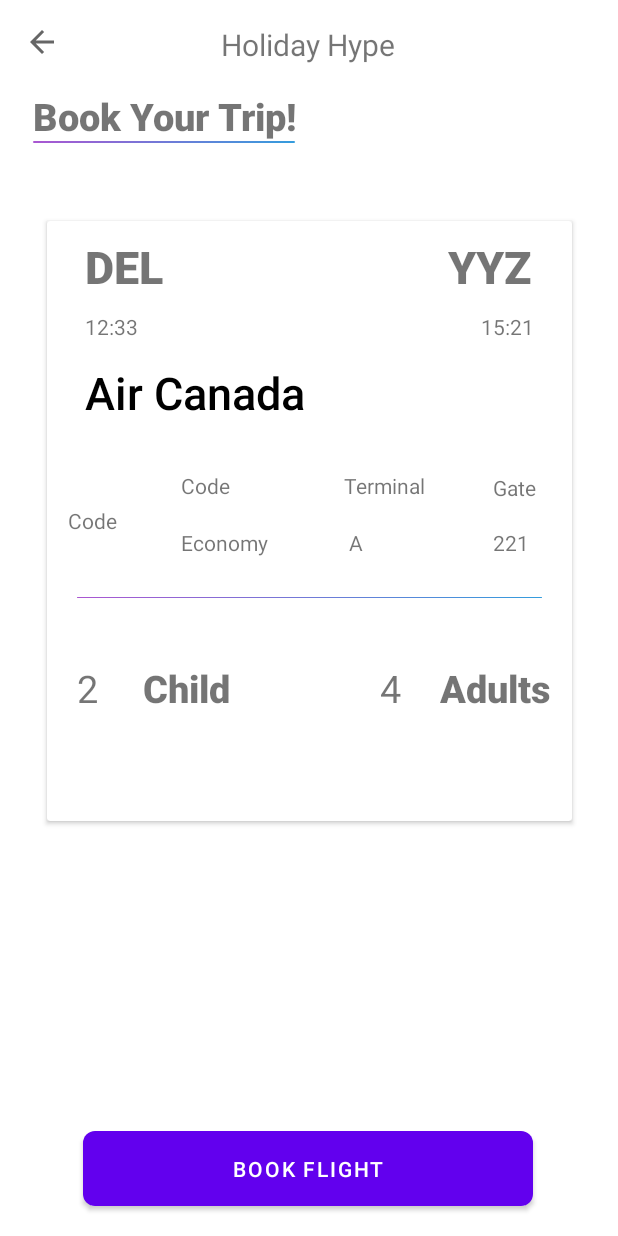
After one commit to kamalpreetsinghh/HolidayHype, an Android app: the BookingActivity screen opened directly, with no data from a screen before it, on a phone screen of 412 x 824 dp. The commit adds this screen. Run offline under Robolectric (Android 15) with nearby library versions, the phone set to English and light mode, and no system bars.

Commit message:
HolidayHypeApp

```diff
--- /dev/null
+++ b/app/src/main/java/com/example/holidayhipe/BookingActivity.java
@@ -0,0 +1,42 @@
+package com.example.holidayhipe;
+
+import androidx.appcompat.app.AppCompatActivity;
+
+import android.os.Bundle;
+import android.view.View;
+import android.view.Window;
+import android.view.WindowManager;
+
+import com.example.holidayhipe.databinding.ActivityBookingBinding;
+import com.example.holidayhipe.databinding.ActivityDetailsBinding;
+
+public class BookingActivity extends AppCompatActivity implements View.OnClickListener {
+
+    private ActivityBookingBinding binding;
+    private static final String TAG = "MainActivity";
+
+    @Override
+    protected void onCreate(Bundle savedInstanceState) {
+        super.onCreate(savedInstanceState);
+        requestWindowFeature(Window.FEATURE_NO_TITLE);
+        this.getWindow().setFlags(WindowManager.LayoutParams.FLAG_FULLSCREEN, WindowManager.LayoutParams.FLAG_FULLSCREEN);
+        getSupportActionBar().hide();
+//        setContentView(R.layout.activity_booking);
+
+        this.binding = ActivityBookingBinding.inflate(getLayoutInflater());
+        setContentView(this.binding.getRoot());
+
+        binding.imageView4.setOnClickListener(this::onClick);
+    }
+
+    @Override
+    public void onClick(View v) {
+        if (v != null) {
+            switch (v.getId()) {
+                case R.id.imageView4: {
+                    finish();
+                }
+            }
+        }
+    }
+}
--- a/app/src/main/java/com/example/holidayhipe/DetailsActivity.java
+++ b/app/src/main/java/com/example/holidayhipe/DetailsActivity.java
@@ -31,6 +31,7 @@ public class DetailsActivity extends AppCompatActivity implements View.OnClickLi
         setContentView(this.binding.getRoot());
 
         binding.imageView4.setOnClickListener(this::onClick);
+        binding.button.setOnClickListener(this::onClick);
 
         Intent currentIntent = this.getIntent();
 
@@ -55,6 +56,9 @@ public class DetailsActivity extends AppCompatActivity implements View.OnClickLi
                 case R.id.imageView4: {
                     finish();
                 }
+                case R.id.button: {
+                    startActivity(new Intent(getApplicationContext(),BookingActivity.class));
+                }
             }
         }
     }
--- a/app/src/main/java/com/example/holidayhipe/DetailsActivity2.java
+++ b/app/src/main/java/com/example/holidayhipe/DetailsActivity2.java
@@ -30,6 +30,7 @@ public class DetailsActivity2 extends AppCompatActivity implements View.OnClickL
         setContentView(this.binding.getRoot());
 
         binding.imageView4.setOnClickListener(this::onClick);
+        binding.button.setOnClickListener(this::onClick);
 
         Intent currentIntent = this.getIntent();
 
@@ -56,6 +57,9 @@ public class DetailsActivity2 extends AppCompatActivity implements View.OnClickL
                 case R.id.imageView4: {
                     finish();
                 }
+                case R.id.button: {
+                    startActivity(new Intent(getApplicationContext(),BookingActivity.class));
+                }
             }
         }
     }
--- /dev/null
+++ b/app/src/main/res/drawable/ic_baseline_arrow_back.xml
@@ -0,0 +1,11 @@
+<vector xmlns:android="http://schemas.android.com/apk/res/android"
+    android:width="24dp"
+    android:height="24dp"
+    android:viewportWidth="24"
+    android:viewportHeight="24"
+    android:tint="?attr/colorControlNormal"
+    android:autoMirrored="true">
+  <path
+      android:fillColor="@android:color/white"
+      android:pathData="M20,11H7.83l5.59,-5.59L12,4l-8,8 8,8 1.41,-1.41L7.83,13H20v-2z"/>
+</vector>
--- /dev/null
+++ b/app/src/main/res/layout/activity_booking.xml
@@ -0,0 +1,297 @@
+<?xml version="1.0" encoding="utf-8"?>
+<androidx.constraintlayout.widget.ConstraintLayout xmlns:android="http://schemas.android.com/apk/res/android"
+    xmlns:app="http://schemas.android.com/apk/res-auto"
+    xmlns:tools="http://schemas.android.com/tools"
+    android:layout_width="match_parent"
+    android:layout_height="match_parent"
+    tools:context=".BookingActivity">
+
+    <ImageView
+        android:id="@+id/imageView4"
+        android:layout_width="wrap_content"
+        android:layout_height="wrap_content"
+        android:layout_marginStart="16dp"
+        android:layout_marginTop="16dp"
+        app:layout_constraintStart_toStartOf="parent"
+        app:layout_constraintTop_toTopOf="parent"
+        app:srcCompat="@drawable/ic_baseline_arrow_back" />
+
+    <TextView
+        android:id="@+id/textView16"
+        android:layout_width="wrap_content"
+        android:layout_height="wrap_content"
+        android:layout_marginTop="16dp"
+        android:fontFamily="sans-serif"
+        android:text="Holiday Hype"
+        android:textFontWeight="400"
+        android:textSize="20sp"
+        app:layout_constraintEnd_toEndOf="parent"
+        app:layout_constraintHorizontal_bias="0.42"
+        app:layout_constraintStart_toEndOf="@+id/imageView4"
+        app:layout_constraintTop_toTopOf="parent" />
+
+    <TextView
+        android:id="@+id/textView18"
+        android:layout_width="wrap_content"
+        android:layout_height="wrap_content"
+        android:layout_marginStart="12dp"
+        android:layout_marginTop="20dp"
+        android:fontFamily="sans-serif"
+        android:text="Book Your Trip!"
+        android:textFontWeight="800"
+        android:textSize="25sp"
+        app:layout_constraintEnd_toEndOf="parent"
+        app:layout_constraintHorizontal_bias="0.045"
+        app:layout_constraintStart_toStartOf="parent"
+        app:layout_constraintTop_toBottomOf="@+id/imageView4" />
+
+    <ImageView
+        android:id="@+id/bar"
+        android:layout_width="176dp"
+        android:layout_height="25dp"
+        android:layout_marginTop="22dp"
+        android:scaleType="fitXY"
+        app:layout_constraintEnd_toEndOf="parent"
+        app:layout_constraintHorizontal_bias="0.089"
+        app:layout_constraintStart_toStartOf="parent"
+        app:layout_constraintTop_toTopOf="@+id/textView18"
+        app:srcCompat="@drawable/minus2" />
+
+    <androidx.cardview.widget.CardView
+        android:id="@+id/cardView4"
+        android:layout_width="350dp"
+        android:layout_height="400dp"
+        android:layout_marginTop="40dp"
+        app:layout_constraintEnd_toEndOf="parent"
+        app:layout_constraintStart_toStartOf="parent"
+        app:layout_constraintTop_toBottomOf="@+id/bar">
+
+        <RelativeLayout
+            android:layout_width="350dp"
+            android:layout_height="400dp"
+            app:layout_constraintEnd_toEndOf="parent"
+            app:layout_constraintHorizontal_bias="0.495"
+            app:layout_constraintStart_toStartOf="parent"
+            app:layout_constraintTop_toBottomOf="@+id/bar">
+
+            <TextView
+                android:id="@+id/firstAirport"
+                android:layout_width="wrap_content"
+                android:layout_height="wrap_content"
+                android:layout_alignParentStart="true"
+                android:layout_alignParentTop="true"
+                android:layout_marginStart="25dp"
+                android:layout_marginTop="10dp"
+                android:fontFamily="sans-serif"
+                android:text="DEL"
+                android:textFontWeight="800"
+                android:textSize="30sp" />
+
+            <TextView
+                android:id="@+id/secondAirport"
+                android:layout_width="57dp"
+                android:layout_height="wrap_content"
+                android:layout_alignParentTop="true"
+                android:layout_alignParentEnd="true"
+                android:layout_marginStart="190dp"
+                android:layout_marginTop="10dp"
+                android:layout_marginEnd="25dp"
+                android:layout_toEndOf="@+id/firstAirport"
+                android:fontFamily="sans-serif"
+                android:text="YYZ"
+                android:textFontWeight="800"
+                android:textSize="30sp" />
+
+            <TextView
+                android:id="@+id/firstFlightTime"
+                android:layout_width="wrap_content"
+                android:layout_height="wrap_content"
+                android:layout_below="@+id/firstAirport"
+                android:layout_alignParentStart="true"
+                android:layout_marginStart="25dp"
+                android:layout_marginTop="10dp"
+                android:text="12:33" />
+
+            <TextView
+                android:id="@+id/secondFlightTime"
+                android:layout_width="wrap_content"
+                android:layout_height="wrap_content"
+                android:layout_below="@+id/secondAirport"
+                android:layout_alignParentEnd="true"
+                android:layout_marginTop="10dp"
+                android:layout_marginEnd="25dp"
+                android:text="15:21" />
+
+            <TextView
+                android:id="@+id/textView23"
+                android:layout_width="wrap_content"
+                android:layout_height="wrap_content"
+                android:layout_below="@+id/firstFlightTime"
+                android:layout_alignParentStart="true"
+                android:layout_marginStart="25dp"
+                android:layout_marginTop="14dp"
+                android:fontFamily="sans-serif"
+                android:text="Air Canada"
+                android:textColor="@color/black"
+                android:textFontWeight="500"
+                android:textSize="30sp" />
+
+            <TextView
+                android:id="@+id/textView25"
+                android:layout_width="wrap_content"
+                android:layout_height="wrap_content"
+                android:layout_below="@+id/textView23"
+                android:layout_alignParentStart="true"
+                android:layout_marginStart="14dp"
+                android:layout_marginTop="55dp"
+                android:text="Code" />
+
+            <TextView
+                android:id="@+id/textView29"
+                android:layout_width="wrap_content"
+                android:layout_height="wrap_content"
+                android:layout_below="@+id/textView23"
+                android:layout_alignParentStart="true"
+                android:layout_marginStart="89dp"
+                android:layout_marginTop="70dp"
+                android:text="Economy" />
+
+            <TextView
+                android:id="@+id/textView30"
+                android:layout_width="wrap_content"
+                android:layout_height="wrap_content"
+                android:layout_below="@+id/textView23"
+                android:layout_alignParentStart="true"
+                android:layout_marginStart="201dp"
+                android:layout_marginTop="70dp"
+                android:text="A" />
+
+            <TextView
+                android:id="@+id/textView31"
+                android:layout_width="wrap_content"
+                android:layout_height="wrap_content"
+                android:layout_below="@+id/textView23"
+                android:layout_alignParentStart="true"
+                android:layout_marginStart="297dp"
+                android:layout_marginTop="70dp"
+                android:text="221" />
+
+            <TextView
+                android:id="@+id/textView26"
+                android:layout_width="wrap_content"
+                android:layout_height="wrap_content"
+                android:layout_below="@+id/textView23"
+                android:layout_alignParentStart="true"
+                android:layout_marginStart="89dp"
+                android:layout_marginTop="32dp"
+                android:text="Code" />
+
+            <TextView
+                android:id="@+id/textView28"
+                android:layout_width="wrap_content"
+                android:layout_height="wrap_content"
+                android:layout_below="@+id/textView23"
+                android:layout_alignParentEnd="true"
+                android:layout_marginTop="33dp"
+                android:layout_marginEnd="24dp"
+                android:text="Gate" />
+
+            <TextView
+                android:id="@+id/textView27"
+                android:layout_width="wrap_content"
+                android:layout_height="wrap_content"
+                android:layout_below="@+id/textView23"
+                android:layout_alignParentStart="true"
+                android:layout_marginStart="198dp"
+                android:layout_marginTop="32dp"
+                android:text="Terminal" />
+
+            <ImageView
+                android:id="@+id/bar2"
+                android:layout_width="303dp"
+                android:layout_height="22dp"
+                android:layout_below="@+id/textView29"
+                android:layout_alignParentStart="true"
+                android:layout_alignParentEnd="true"
+                android:layout_marginStart="20dp"
+                android:layout_marginTop="16dp"
+                android:layout_marginEnd="20dp"
+                android:scaleType="fitXY"
+                app:layout_constraintEnd_toEndOf="parent"
+                app:layout_constraintHorizontal_bias="0.089"
+                app:layout_constraintStart_toStartOf="parent"
+                app:srcCompat="@drawable/minus2" />
+
+            <TextView
+                android:id="@+id/textView32"
+                android:layout_width="wrap_content"
+                android:layout_height="wrap_content"
+                android:layout_below="@+id/bar2"
+                android:layout_alignParentStart="true"
+                android:layout_marginStart="20dp"
+                android:layout_marginTop="32dp"
+                android:fontFamily="sans-serif"
+                android:text="2"
+                android:textFontWeight="400"
+                android:textSize="25sp" />
+
+            <TextView
+                android:id="@+id/textView35"
+                android:layout_width="wrap_content"
+                android:layout_height="wrap_content"
+                android:layout_below="@+id/bar2"
+                android:layout_alignParentStart="true"
+                android:layout_marginStart="222dp"
+                android:layout_marginTop="32dp"
+                android:fontFamily="sans-serif"
+                android:text="4"
+                android:textFontWeight="400"
+                android:textSize="25sp" />
+
+            <TextView
+                android:id="@+id/textView33"
+                android:layout_width="wrap_content"
+                android:layout_height="wrap_content"
+                android:layout_below="@+id/bar2"
+                android:layout_alignParentStart="true"
+                android:layout_marginStart="64dp"
+                android:layout_marginTop="32dp"
+                android:fontFamily="sans-serif"
+                android:text="Child"
+                android:textFontWeight="800"
+                android:textSize="25sp" />
+
+            <TextView
+                android:id="@+id/textView34"
+                android:layout_width="wrap_content"
+                android:layout_height="wrap_content"
+                android:layout_below="@+id/bar2"
+                android:layout_alignParentStart="true"
+                android:layout_marginStart="262dp"
+                android:layout_marginTop="32dp"
+                android:fontFamily="sans-serif"
+                android:text="Adults"
+                android:textFontWeight="800"
+                android:textSize="25sp" />
+        </RelativeLayout>
+
+    </androidx.cardview.widget.CardView>
+
+    <Button
+        android:id="@+id/button"
+        android:layout_width="300dp"
+        android:layout_height="50dp"
+        android:layout_marginTop="96dp"
+        android:layout_marginBottom="20dp"
+        android:background="@drawable/book_button_bg"
+        android:text="Book Flight"
+        android:textColor="#FFFFFF"
+        app:layout_constraintBottom_toBottomOf="parent"
+        app:layout_constraintEnd_toEndOf="parent"
+        app:layout_constraintHorizontal_bias="0.495"
+        app:layout_constraintStart_toStartOf="parent"
+        app:layout_constraintTop_toBottomOf="@+id/cardView4"
+        app:layout_constraintVertical_bias="1.0" />
+
+
+</androidx.constraintlayout.widget.ConstraintLayout>
```
Also changed, not shown: app/src/main/AndroidManifest.xml (+9 -3 lines), app/src/main/java/com/example/holidayhipe/HomeActivity.java (+15 -1 lines), app/src/main/java/com/example/holidayhipe/ShowAllPlaces.java (added, +68 -0 lines), app/src/main/java/com/example/holidayhipe/adapter/SeeallAdapter.java (added, +86 -0 lines), app/src/main/res/drawable-v24/seeallshape.xml (added, +9 -0 lines), app/src/main/res/layout/activity_show_all_places.xml (added, +64 -0 lines), app/src/main/res/layout/seeall_row_item.xml (added, +86 -0 lines), app/src/main/res/drawable-v24/backgroundimage.jpg (added), app/src/main/res/drawable-v24/bgwall.jpg (added), app/src/main/res/drawable-v24/minus.png, app/src/main/res/drawable-v24/minus2.png (added).
